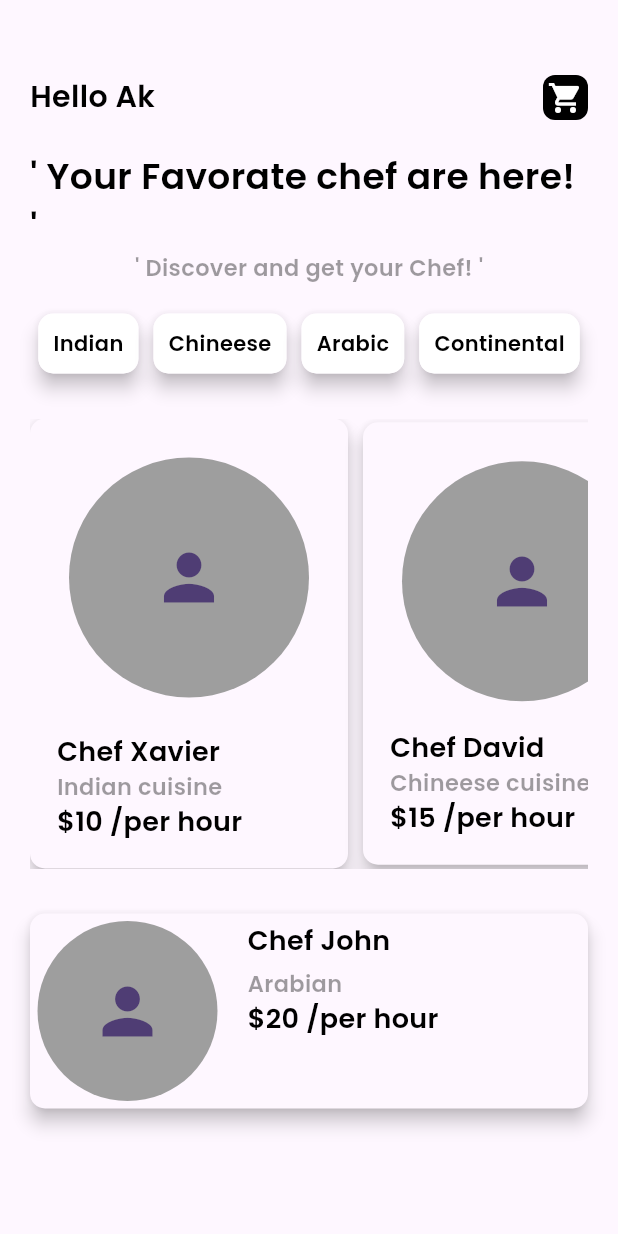
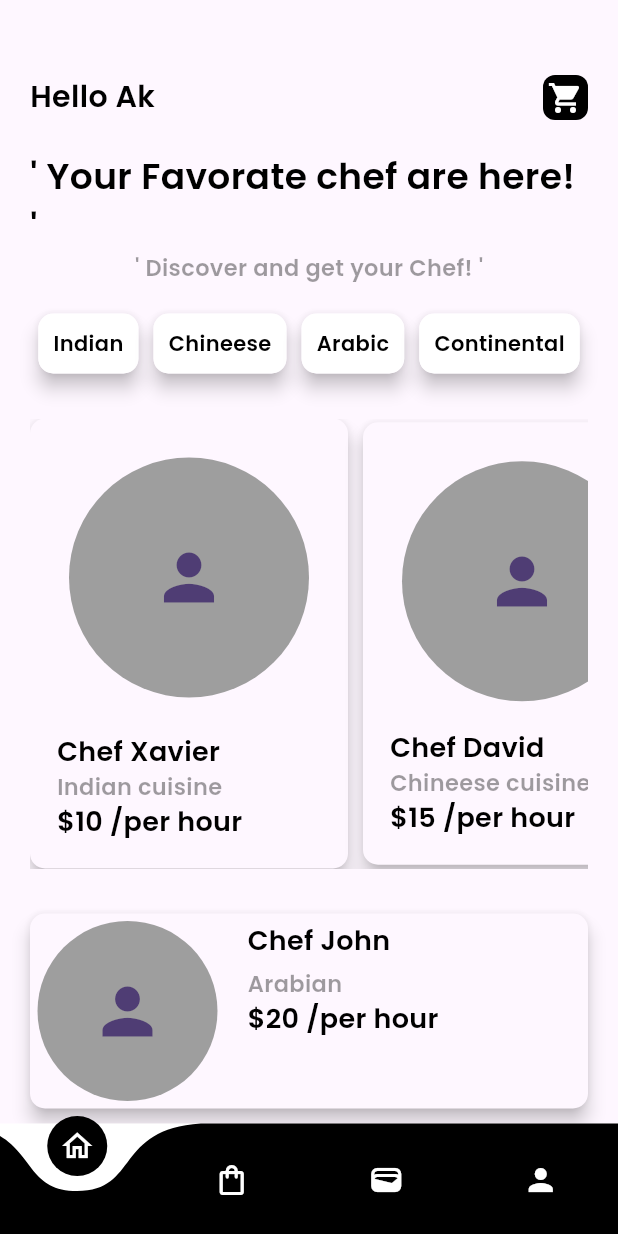
Before and after one commit to ArunKuleri/Yourschef, a Flutter app: the screen it shows after launch, on a phone screen of 412 x 824 dp. Run offline on Flutter 3.47's test engine with Material 3 defaults, Android fonts, the phone set to English and light mode, and no system bars; drawn by our look-alikes of curved_navigation_bar.

Commit message:
getting progressed

```diff
--- a/lib/main.dart
+++ b/lib/main.dart
@@ -1,4 +1,5 @@
 import 'package:flutter/material.dart';
+import 'package:yourschef/pages/bottomnav.dart';
 
 import 'pages/home.dart';
 
@@ -33,7 +34,7 @@ class MyApp extends StatelessWidget {
         colorScheme: ColorScheme.fromSeed(seedColor: Colors.deepPurple),
         useMaterial3: true,
       ),
-      home: Home(),
+      home: BottomNav(),
     );
   }
 }
--- /dev/null
+++ b/lib/pages/bottomnav.dart
@@ -0,0 +1,69 @@
+import 'package:curved_navigation_bar/curved_navigation_bar.dart';
+import 'package:flutter/material.dart';
+import 'package:yourschef/pages/home.dart';
+import 'package:yourschef/pages/order.dart';
+import 'package:yourschef/pages/profile.dart';
+import 'package:yourschef/pages/wallet.dart';
+
+class BottomNav extends StatefulWidget {
+  const BottomNav({super.key});
+
+  @override
+  State<BottomNav> createState() => _BottomNav();
+}
+
+class _BottomNav extends State<BottomNav> {
+  int currentTabIndex = 0;
+  late List<Widget> pages;
+  late Widget currentPage;
+  late Home homepage;
+  late Profile profile;
+  late Order order;
+  late Wallet wallet;
+
+  @override
+  void initstate() {
+    homepage = const Home();
+    order = const Order();
+    profile = const Profile();
+    wallet = const Wallet();
+    pages = [homepage, order, wallet, profile];
+
+    super.initState();
+  }
+
+  @override
+  Widget build(BuildContext context) {
+    return Scaffold(
+      bottomNavigationBar: CurvedNavigationBar(
+          height: 75,
+          backgroundColor: Colors.white,
+          color: Colors.black,
+          animationDuration: const Duration(microseconds: 500),
+          onTap: (int index) {
+            setState(() {
+              currentTabIndex = index;
+            });
+          },
+          items: const [
+            Icon(
+              Icons.home_outlined,
+              color: Colors.white,
+            ),
+            Icon(
+              Icons.shopping_bag_outlined,
+              color: Colors.white,
+            ),
+            Icon(
+              Icons.wallet_outlined,
+              color: Colors.white,
+            ),
+            Icon(
+              Icons.person,
+              color: Colors.white,
+            )
+          ]),
+      body: Home(),
+    );
+  }
+}
--- a/pubspec.yaml
+++ b/pubspec.yaml
@@ -35,6 +35,7 @@ dependencies:
   # The following adds the Cupertino Icons font to your application.
   # Use with the CupertinoIcons class for iOS style icons.
   cupertino_icons: ^1.0.6
+  curved_navigation_bar: ^1.0.3
 
 dev_dependencies:
   flutter_test:
```
Also changed, not shown: lib/pages/order.dart (added, +15 -0 lines), lib/pages/profile.dart (added, +15 -0 lines), lib/pages/wallet.dart (added, +15 -0 lines), pubspec.lock.
